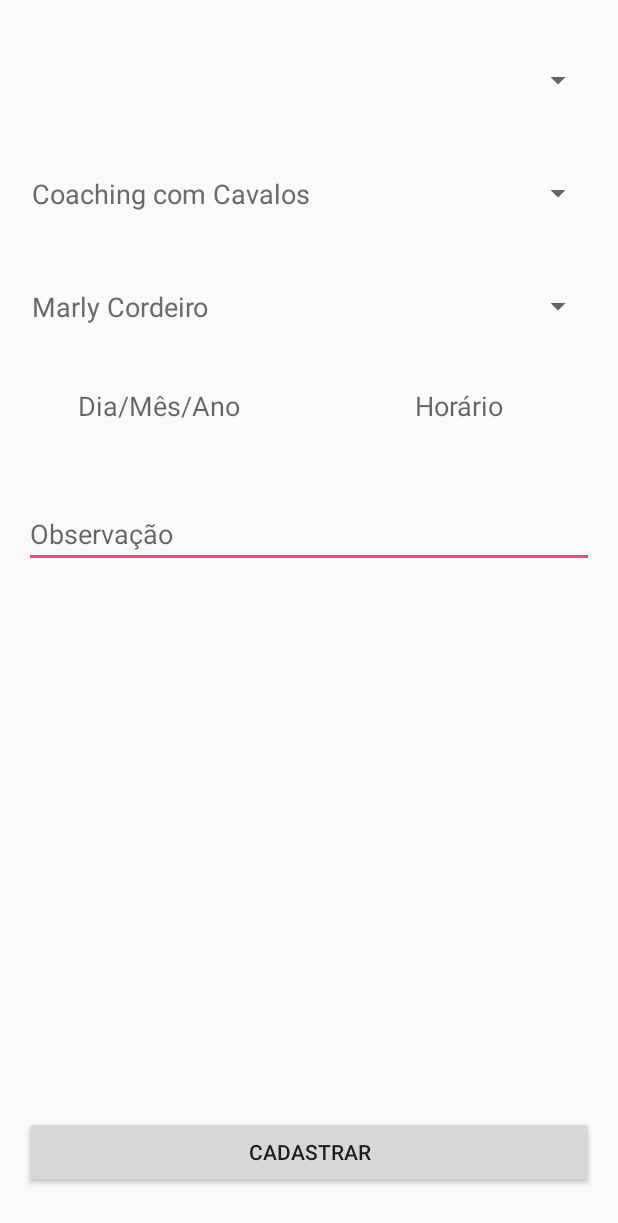
After one commit to Felipe-Wisniewski/AppMarlyCordeiro, an Android app: the CadastrarConsultasActivity screen opened directly, with no data from a screen before it, on a phone screen of 412 x 824 dp. The commit adds this screen. Shown: the top 1223 px of the screen. Run offline under Robolectric (Android 15) with nearby library versions, the phone set to English and light mode, and no system bars; our stand-ins replace Firebase (no records; nobody signed in at launch, a user with empty details on screens opened directly).

Commit message:
Terminando Tela de cadastro de Consultas.

```diff
--- a/app/src/main/AndroidManifest.xml
+++ b/app/src/main/AndroidManifest.xml
@@ -11,6 +11,7 @@
         android:roundIcon="@mipmap/ic_app_marly_round"
         android:supportsRtl="true"
         android:theme="@style/AppTheme">
+
         <activity android:name=".activity.MainActivity">
             <intent-filter>
                 <action android:name="android.intent.action.MAIN" />
@@ -18,11 +19,14 @@
                 <category android:name="android.intent.category.LAUNCHER" />
             </intent-filter>
         </activity>
+
         <activity android:name=".activity.PacientesActivity" />
         <activity android:name=".activity.CadastrarPacientesActivity" />
         <activity android:name=".activity.LoginActivity" />
         <activity android:name=".activity.ConsultasActivity" />
-        <activity android:name=".activity.EventosActivity"></activity>
+        <activity android:name=".activity.EventosActivity" />
+        <activity android:name=".activity.CadastrarConsultasActivity" />
+
     </application>
 
 </manifest>
--- /dev/null
+++ b/app/src/main/java/com/tcc/appmarlycordeiro/activity/CadastrarConsultasActivity.java
@@ -0,0 +1,159 @@
+package com.tcc.appmarlycordeiro.activity;
+
+import android.app.Activity;
+import android.app.DatePickerDialog;
+import android.app.TimePickerDialog;
+import android.graphics.Color;
+import android.graphics.drawable.ColorDrawable;
+import android.os.Bundle;
+import android.view.View;
+import android.widget.ArrayAdapter;
+import android.widget.Button;
+import android.widget.DatePicker;
+import android.widget.EditText;
+import android.widget.Spinner;
+import android.widget.TextView;
+import android.widget.TimePicker;
+
+import com.google.firebase.database.DataSnapshot;
+import com.google.firebase.database.DatabaseError;
+import com.google.firebase.database.Query;
+import com.google.firebase.database.ValueEventListener;
+import com.tcc.appmarlycordeiro.R;
+import com.tcc.appmarlycordeiro.business.Paciente;
+import com.tcc.appmarlycordeiro.database.ConexaoBanco;
+
+import java.util.ArrayList;
+import java.util.Calendar;
+import java.util.List;
+
+public class CadastrarConsultasActivity extends Activity {
+
+    private Spinner spnPacienteConsulta, spnTipoConsulta, spnTerapeutaConsulta;
+    private TextView txtVdate, txtVtime;
+    private DatePickerDialog.OnDateSetListener mDateSetListener;
+    private TimePickerDialog.OnTimeSetListener mTimeSetListener;
+    private EditText txtObsConsulta;
+    private Button btCadastrarCons;
+
+    private String[] tipoConsultas = {"Coaching com Cavalos", "Coaching Sistêmico", "Constelações com Cavalos",
+                                    "Constelações Familiares", "Constelações Organizacionais", "Constelações TSFI",
+                                    "Abordagem Sistêmica", "Educação Sistêmica", "Terapia Sistêmica Familiar",
+                                    "Terapia Sistêmica Musical"};
+
+    private String[] nomeTerapeutas = {"Marly Cordeiro"};
+
+    @Override
+    protected void onCreate(Bundle savedInstanceState) {
+        super.onCreate(savedInstanceState);
+        setContentView(R.layout.activity_cadastrar_consultas);
+
+        inicializarComponentes();
+        inicializarSpinnerPacientes();
+        inicializarSpinners();
+        inicializarDatePicker();
+        inicializarTimePicker();
+
+    }
+
+    private void inicializarComponentes() {
+        spnPacienteConsulta = (Spinner) findViewById(R.id.cadcons_spin_paci_id);
+        spnTipoConsulta = (Spinner) findViewById(R.id.cadcons_spin_cons_id);
+        spnTerapeutaConsulta = (Spinner) findViewById(R.id.cadcons_spin_terap_id);
+        txtVdate = (TextView) findViewById(R.id.cadcons_txtv_date_id);
+        txtVtime = (TextView) findViewById(R.id.cadcons_txtv_time_id);
+        txtObsConsulta = (EditText) findViewById(R.id.cadcons_txt_obs_id);
+        btCadastrarCons = (Button) findViewById(R.id.cadcons_btn_cadastrar_id);
+    }
+
+    private void inicializarSpinnerPacientes() {
+        ConexaoBanco.inicializarConexaoBanco();
+
+        Query query;
+        query = ConexaoBanco.getPacientesBanco();
+        query.addValueEventListener(new ValueEventListener() {
+            @Override
+            public void onDataChange(DataSnapshot dataSnapshot) {
+                List<Paciente> listaPacientes = new ArrayList<>();
+
+                for (DataSnapshot objSnapshot:dataSnapshot.getChildren()){
+                    Paciente p = objSnapshot.getValue(Paciente.class);
+                    listaPacientes.add(p);
+                }
+                ArrayAdapter<Paciente> adapterPacientes = new ArrayAdapter<Paciente>(CadastrarConsultasActivity.this, R.layout.spinner_item , listaPacientes);
+                spnPacienteConsulta.setAdapter(adapterPacientes);
+            }
+
+            @Override
+            public void onCancelled(DatabaseError databaseError) {
+
+            }
+        });
+    }
+
+    private void inicializarSpinners() {
+
+        ArrayAdapter<String> adapterTpConsultas = new ArrayAdapter<String>(CadastrarConsultasActivity.this, R.layout.spinner_item , tipoConsultas);
+        spnTipoConsulta.setAdapter(adapterTpConsultas);
+
+        ArrayAdapter<String> adapterTerapeutas = new ArrayAdapter<String>(CadastrarConsultasActivity.this, R.layout.spinner_item , nomeTerapeutas);
+        spnTerapeutaConsulta.setAdapter(adapterTerapeutas);
+    }
+
+    private void inicializarDatePicker() {
+        txtVdate.setOnClickListener(new View.OnClickListener() {
+            @Override
+            public void onClick(View v) {
+                Calendar cal = Calendar.getInstance();
+                int year = cal.get(Calendar.YEAR);
+                int month = cal.get(Calendar.MONTH);
+                int day = cal.get(Calendar.DAY_OF_MONTH);
+
+                DatePickerDialog dialog = new DatePickerDialog(
+                        CadastrarConsultasActivity.this,
+                        android.R.style.Theme_Holo_Light_Dialog_MinWidth,
+                        mDateSetListener, year, month, day);
+
+                dialog.getWindow().setBackgroundDrawable(new ColorDrawable(Color.TRANSPARENT));
+                dialog.show();
+            }
+        });
+
+        mDateSetListener = new DatePickerDialog.OnDateSetListener() {
+            @Override
+            public void onDateSet(DatePicker view, int year, int month, int dayOfMonth) {
+                month = month + 1;
+
+                String date = dayOfMonth + "/" + month + "/" + year;
+                txtVdate.setText(date);
+            }
+        };
+    }
+
+    private void inicializarTimePicker() {
+        txtVtime.setOnClickListener(new View.OnClickListener() {
+            @Override
+            public void onClick(View v) {
+                Calendar t = Calendar.getInstance();
+                int hour = t.get(Calendar.HOUR_OF_DAY);
+                int minute = t.get(Calendar.MINUTE);
+
+                TimePickerDialog dialog = new TimePickerDialog(CadastrarConsultasActivity.this,
+                        android.R.style.Theme_Holo_Light_Dialog_MinWidth,
+                        mTimeSetListener, hour, minute, true);
+
+                dialog.getWindow().setBackgroundDrawable(new ColorDrawable(Color.TRANSPARENT));
+                dialog.show();
+            }
+        });
+
+        mTimeSetListener = new TimePickerDialog.OnTimeSetListener() {
+            @Override
+            public void onTimeSet(TimePicker view, int hourOfDay, int minute) {
+
+                String time = hourOfDay + " : " + minute + "h";
+                txtVtime.setText(time);
+            }
+        };
+    }
+}
--- a/app/src/main/java/com/tcc/appmarlycordeiro/activity/EventosActivity.java
+++ b/app/src/main/java/com/tcc/appmarlycordeiro/activity/EventosActivity.java
@@ -1,11 +1,12 @@
 package com.tcc.appmarlycordeiro.activity;
 
+import android.app.Activity;
 import android.support.v7.app.AppCompatActivity;
 import android.os.Bundle;
 
 import com.tcc.appmarlycordeiro.R;
 
-public class EventosActivity extends AppCompatActivity {
+public class EventosActivity extends Activity {
 
     @Override
     protected void onCreate(Bundle savedInstanceState) {
--- /dev/null
+++ b/app/src/main/res/layout/activity_cadastrar_consultas.xml
@@ -0,0 +1,93 @@
+<?xml version="1.0" encoding="utf-8"?>
+<android.support.constraint.ConstraintLayout xmlns:android="http://schemas.android.com/apk/res/android"
+    xmlns:app="http://schemas.android.com/apk/res-auto"
+    xmlns:tools="http://schemas.android.com/tools"
+    android:layout_width="match_parent"
+    android:layout_height="match_parent"
+    tools:context="com.tcc.appmarlycordeiro.activity.CadastrarConsultasActivity">
+
+    <Spinner
+        android:id="@+id/cadcons_spin_paci_id"
+        android:layout_width="0dp"
+        android:layout_height="43dp"
+        android:layout_marginEnd="16dp"
+        android:layout_marginStart="16dp"
+        android:layout_marginTop="32dp"
+        app:layout_constraintEnd_toEndOf="parent"
+        app:layout_constraintStart_toStartOf="parent"
+        app:layout_constraintTop_toTopOf="parent" />
+
+    <Spinner
+        android:id="@+id/cadcons_spin_cons_id"
+        android:layout_width="0dp"
+        android:layout_height="43dp"
+        android:layout_marginEnd="16dp"
+        android:layout_marginStart="16dp"
+        android:layout_marginTop="32dp"
+        app:layout_constraintEnd_toEndOf="parent"
+        app:layout_constraintStart_toStartOf="parent"
+        app:layout_constraintTop_toBottomOf="@+id/cadcons_spin_paci_id" />
+
+    <Spinner
+        android:id="@+id/cadcons_spin_terap_id"
+        android:layout_width="0dp"
+        android:layout_height="43dp"
+        android:layout_marginEnd="16dp"
+        android:layout_marginStart="16dp"
+        android:layout_marginTop="32dp"
+        app:layout_constraintEnd_toEndOf="parent"
+        app:layout_constraintStart_toStartOf="parent"
+        app:layout_constraintTop_toBottomOf="@+id/cadcons_spin_cons_id" />
+
+    <TextView
+        android:id="@+id/cadcons_txtv_date_id"
+        android:layout_width="180dp"
+        android:layout_height="43dp"
+        android:layout_marginStart="16dp"
+        android:layout_marginTop="32dp"
+        android:hint="@string/consData"
+        android:textAlignment="center"
+        android:textSize="18sp"
+        app:layout_constraintStart_toStartOf="parent"
+        app:layout_constraintTop_toBottomOf="@+id/cadcons_spin_terap_id" />
+
+    <TextView
+        android:id="@+id/cadcons_txtv_time_id"
+        android:layout_width="180dp"
+        android:layout_height="43dp"
+        android:layout_marginEnd="16dp"
+        android:layout_marginTop="32dp"
+        android:hint="@string/consHora"
+        android:textAlignment="center"
+        android:textSize="18sp"
+        app:layout_constraintEnd_toEndOf="parent"
+        app:layout_constraintTop_toBottomOf="@+id/cadcons_spin_terap_id" />
+
+    <EditText
+        android:id="@+id/cadcons_txt_obs_id"
+        android:layout_width="0dp"
+        android:layout_height="wrap_content"
+        android:layout_marginEnd="16dp"
+        android:layout_marginStart="16dp"
+        android:layout_marginTop="32dp"
+        android:ems="10"
+        android:hint="@string/form_observacao"
+        android:inputType="textMultiLine"
+        app:layout_constraintEnd_toEndOf="parent"
+        app:layout_constraintHorizontal_bias="0.0"
+        app:layout_constraintStart_toStartOf="parent"
+        app:layout_constraintTop_toBottomOf="@+id/cadcons_txtv_date_id" />
+
+    <Button
+        android:id="@+id/cadcons_btn_cadastrar_id"
+        android:layout_width="0dp"
+        android:layout_height="wrap_content"
+        android:layout_marginBottom="32dp"
+        android:layout_marginEnd="16dp"
+        android:layout_marginStart="16dp"
+        android:text="@string/bt_form_cadastrar"
+        app:layout_constraintBottom_toBottomOf="parent"
+        app:layout_constraintEnd_toEndOf="parent"
+        app:layout_constraintStart_toStartOf="parent" />
+
+</android.support.constraint.ConstraintLayout>
--- a/app/src/main/res/layout/activity_consultas.xml
+++ b/app/src/main/res/layout/activity_consultas.xml
@@ -10,8 +10,8 @@
         android:id="@+id/eventos_search_id"
         android:layout_width="0dp"
         android:layout_height="wrap_content"
-        android:layout_marginEnd="32dp"
-        android:layout_marginStart="32dp"
+        android:layout_marginEnd="16dp"
+        android:layout_marginStart="16dp"
         android:layout_marginTop="32dp"
         android:background="?android:attr/colorButtonNormal"
         android:visibility="visible"
--- a/app/src/main/res/layout/linha_pacientes.xml
+++ b/app/src/main/res/layout/linha_pacientes.xml
@@ -12,6 +12,7 @@
         android:layout_centerHorizontal="true"
         android:paddingLeft="16dp"
         android:paddingRight="16dp"
+        android:paddingTop="5dp"
         android:text="@string/linha_cli_txt_telefone"
         android:textSize="18sp"
         android:textStyle="bold" />
@@ -22,7 +23,7 @@
         android:layout_height="wrap_content"
         android:layout_below="@+id/linha_cli_txt_nome_id"
         android:layout_centerHorizontal="true"
-        android:paddingEnd="10dp"
+        android:paddingBottom="5dp"
         android:paddingLeft="16dp"
         android:paddingRight="16dp"
         android:text="@string/linha_cli_txt_nome" />
--- /dev/null
+++ b/app/src/main/res/layout/spinner_item.xml
@@ -0,0 +1,11 @@
+<?xml version="1.0" encoding="utf-8"?>
+
+<TextView
+    xmlns:android="http://schemas.android.com/apk/res/android"
+    android:layout_width="match_parent"
+    android:layout_height="wrap_content"
+    android:textSize="18sp"
+    android:gravity="start"
+    android:textColor="#6c6969"
+    android:padding="5dip"
+    />
--- a/app/src/main/res/values/strings.xml
+++ b/app/src/main/res/values/strings.xml
@@ -1,5 +1,5 @@
 <resources>
-    <string name="app_name">App Marly Cordeiro</string>
+    <string name="app_name">Marly Cordeiro</string>
     <string name="bt_consultas_txt">CONSULTAS</string>
     <string name="bt_pacientes_txt">PACIENTES</string>
     <string name="bt_eventos.txt">EVENTOS</string>
@@ -20,4 +20,6 @@
     <string name="bt_logout">OUT</string>
     <string name="linha_cli_txt_nome">TextView</string>
     <string name="linha_cli_txt_telefone">TextView</string>
+    <string name="consHora">Horário</string>
+    <string name="consData">Dia/Mês/Ano</string>
 </resources>
```
Also changed, not shown: app/src/main/java/com/tcc/appmarlycordeiro/activity/ConsultasActivity.java (+21 -1 lines), app/src/main/res/layout/activity_cadastrar_pacientes.xml (+16 -16 lines), app/src/main/res/layout/activity_login.xml (+8 -8 lines), app/src/main/res/layout/activity_main.xml (+12 -12 lines), app/src/main/res/layout/activity_pacientes.xml (+9 -9 lines).
